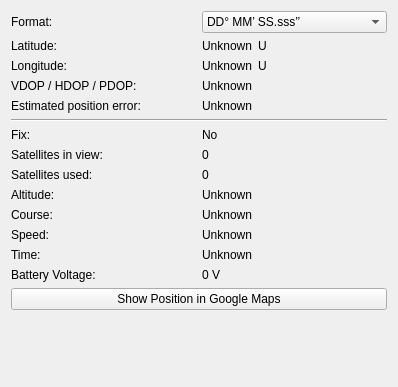
This is src/brickv/plugin_system/plugins/gps/ui/gps.ui in Tinkerforge/brickv as Qt 5 draws it before an edit. The edited form follows.
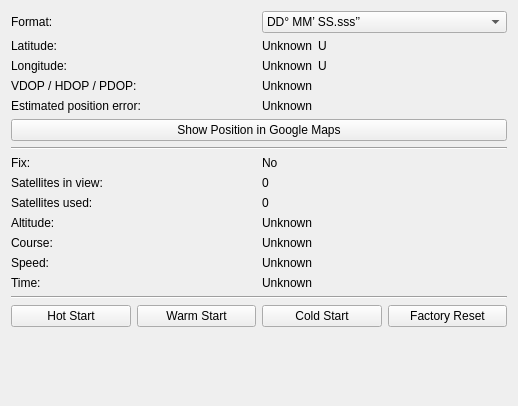
This is the edited form.

Commit message: gps: Add restart buttons

Patch:
```diff
--- a/src/brickv/plugin_system/plugins/gps/ui/gps.ui
+++ b/src/brickv/plugin_system/plugins/gps/ui/gps.ui
@@ -6,14 +6,14 @@
    <rect>
     <x>0</x>
     <y>0</y>
-    <width>398</width>
-    <height>387</height>
+    <width>518</width>
+    <height>406</height>
    </rect>
   </property>
   <property name="windowTitle">
    <string>Form</string>
   </property>
-  <layout class="QVBoxLayout" name="verticalLayout">
+  <layout class="QVBoxLayout" name="verticalLayout_6">
    <item>
     <layout class="QHBoxLayout" name="horizontalLayout_4">
      <item>
@@ -45,6 +45,8 @@
     </layout>
    </item>
    <item>
+    <layout class="QVBoxLayout" name="verticalLayout">
+     <item>
     <layout class="QHBoxLayout" name="horizontalLayout">
      <item>
       <layout class="QVBoxLayout" name="verticalLayout_2">
@@ -147,6 +149,15 @@
     </layout>
    </item>
    <item>
+      <widget class="QPushButton" name="show_pos">
+       <property name="text">
+        <string>Show Position in Google Maps</string>
+       </property>
+      </widget>
+     </item>
+    </layout>
+   </item>
+   <item>
     <widget class="Line" name="line">
      <property name="orientation">
       <enum>Qt::Horizontal</enum>
@@ -206,13 +217,6 @@
          </property>
         </widget>
        </item>
-       <item>
-        <widget class="QLabel" name="label_11">
-         <property name="text">
-          <string>Battery Voltage:</string>
-         </property>
-        </widget>
-       </item>
       </layout>
      </item>
      <item>
@@ -266,23 +270,48 @@
          </property>
         </widget>
        </item>
+      </layout>
+     </item>
+    </layout>
+   </item>
        <item>
-        <widget class="QLabel" name="voltage">
+    <widget class="Line" name="line_2">
+     <property name="orientation">
+      <enum>Qt::Horizontal</enum>
+     </property>
+    </widget>
+   </item>
+   <item>
+    <layout class="QHBoxLayout" name="horizontalLayout_3">
+     <item>
+      <widget class="QPushButton" name="hot_start">
          <property name="text">
-          <string>0 V</string>
+        <string>Hot Start</string>
          </property>
         </widget>
        </item>
-      </layout>
+     <item>
+      <widget class="QPushButton" name="warm_start">
+       <property name="text">
+        <string>Warm Start</string>
+       </property>
+      </widget>
      </item>
-    </layout>
+     <item>
+      <widget class="QPushButton" name="cold_start">
+       <property name="text">
+        <string>Cold Start</string>
+       </property>
+      </widget>
    </item>
    <item>
-    <widget class="QPushButton" name="show_pos">
+      <widget class="QPushButton" name="factory_reset">
      <property name="text">
-      <string>Show Position in Google Maps</string>
-     </property>
-    </widget>
+        <string>Factory Reset</string>
+       </property>
+      </widget>
+     </item>
+    </layout>
    </item>
    <item>
     <spacer name="verticalSpacer">
```
Lines whose indentation alone changed are shown as unchanged. The commit also changes 1 other file.
